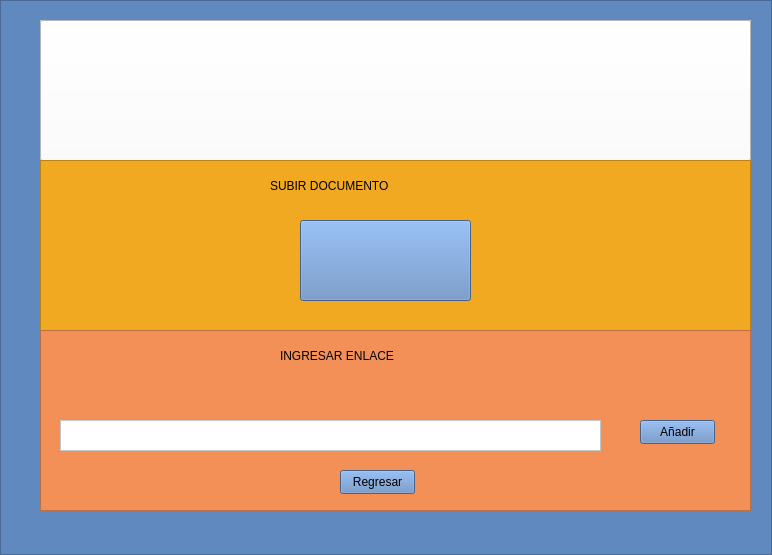
Qt form AulaVirtual/Pestañas.ui (micaelCZ/AulaVirtual_VersionFinal) before a commit.
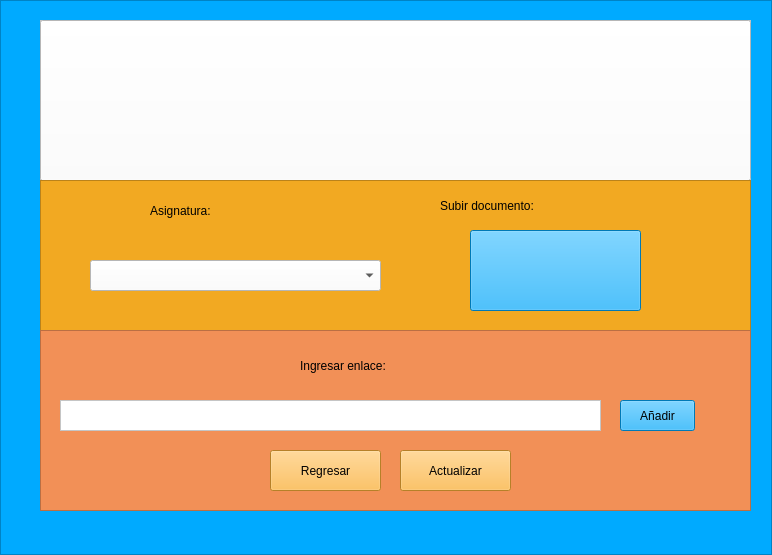
The same form after that commit. Icons and pictures are not drawn.

```diff
--- a/AulaVirtual/Pestañas.ui
+++ b/AulaVirtual/Pestañas.ui
@@ -32,7 +32,7 @@
    <item>
     <widget class="QFrame" name="frame">
      <property name="styleSheet">
-      <string notr="true">background-color: rgb(96, 137, 191);</string>
+      <string notr="true">background-color: rgb(0, 170, 255);</string>
      </property>
      <property name="frameShape">
       <enum>QFrame::StyledPanel</enum>
@@ -64,7 +64,7 @@
          <x>0</x>
          <y>0</y>
          <width>711</width>
-         <height>141</height>
+         <height>161</height>
         </rect>
        </property>
        <property name="text">
@@ -85,9 +85,9 @@
        <property name="geometry">
         <rect>
          <x>0</x>
-         <y>140</y>
+         <y>160</y>
          <width>711</width>
-         <height>171</height>
+         <height>151</height>
         </rect>
        </property>
        <property name="styleSheet">
@@ -102,7 +102,7 @@
        <widget class="QLabel" name="label">
         <property name="geometry">
          <rect>
-          <x>230</x>
+          <x>400</x>
           <y>10</y>
           <width>231</width>
           <height>31</height>
@@ -113,20 +113,20 @@
 font: 700 18pt &quot;Segoe UI&quot;;</string>
         </property>
         <property name="text">
-         <string>SUBIR DOCUMENTO</string>
+         <string>Subir documento:</string>
         </property>
        </widget>
        <widget class="QPushButton" name="botonSubirDoc">
         <property name="geometry">
          <rect>
-          <x>260</x>
-          <y>60</y>
+          <x>430</x>
+          <y>50</y>
           <width>171</width>
           <height>81</height>
          </rect>
         </property>
         <property name="styleSheet">
-         <string notr="true">background-color: rgb(96, 137, 191);</string>
+         <string notr="true">background-color: rgb(0, 170, 255);</string>
         </property>
         <property name="text">
          <string/>
@@ -142,6 +142,35 @@
          </size>
         </property>
        </widget>
+       <widget class="QLabel" name="label_3">
+        <property name="geometry">
+         <rect>
+          <x>110</x>
+          <y>10</y>
+          <width>221</width>
+          <height>41</height>
+         </rect>
+        </property>
+        <property name="styleSheet">
+         <string notr="true">font: 700 18pt &quot;Segoe UI&quot;;</string>
+        </property>
+        <property name="text">
+         <string>Asignatura:</string>
+        </property>
+       </widget>
+       <widget class="QComboBox" name="asignaturaArchivosEnlaces">
+        <property name="geometry">
+         <rect>
+          <x>50</x>
+          <y>80</y>
+          <width>291</width>
+          <height>31</height>
+         </rect>
+        </property>
+        <property name="styleSheet">
+         <string notr="true">background-color: rgb(255, 255, 255);</string>
+        </property>
+       </widget>
       </widget>
       <widget class="QFrame" name="m">
        <property name="geometry">
@@ -164,8 +193,8 @@
        <widget class="QLabel" name="label_2">
         <property name="geometry">
          <rect>
-          <x>240</x>
-          <y>10</y>
+          <x>260</x>
+          <y>20</y>
           <width>221</width>
           <height>31</height>
          </rect>
@@ -174,14 +203,14 @@
          <string notr="true">font: 700 18pt &quot;Segoe UI&quot;;</string>
         </property>
         <property name="text">
-         <string>INGRESAR ENLACE</string>
+         <string>Ingresar enlace:</string>
         </property>
        </widget>
        <widget class="QTextEdit" name="ingresarEnlace">
         <property name="geometry">
          <rect>
           <x>20</x>
-          <y>90</y>
+          <y>70</y>
           <width>541</width>
           <height>31</height>
          </rect>
@@ -194,15 +223,15 @@
        <widget class="QPushButton" name="botonRegresarPes">
         <property name="geometry">
          <rect>
-          <x>300</x>
-          <y>140</y>
-          <width>75</width>
-          <height>24</height>
+          <x>230</x>
+          <y>120</y>
+          <width>111</width>
+          <height>41</height>
          </rect>
         </property>
         <property name="styleSheet">
          <string notr="true">font: 700 9pt &quot;Segoe UI&quot;;
-background-color: rgb(96, 137, 191);</string>
+background-color: rgb(255, 179, 56);</string>
         </property>
         <property name="text">
          <string>Regresar</string>
@@ -211,20 +240,37 @@
        <widget class="QPushButton" name="botonGuardarEnlace">
         <property name="geometry">
          <rect>
-          <x>600</x>
-          <y>90</y>
+          <x>580</x>
+          <y>70</y>
           <width>75</width>
-          <height>24</height>
+          <height>31</height>
          </rect>
         </property>
         <property name="styleSheet">
          <string notr="true">font: 700 9pt &quot;Segoe UI&quot;;
-background-color: rgb(96, 137, 191);</string>
+background-color: rgb(0, 170, 255);</string>
         </property>
         <property name="text">
          <string>Añadir</string>
         </property>
        </widget>
+       <widget class="QPushButton" name="actualizarArchivos">
+        <property name="geometry">
+         <rect>
+          <x>360</x>
+          <y>120</y>
+          <width>111</width>
+          <height>41</height>
+         </rect>
+        </property>
+        <property name="styleSheet">
+         <string notr="true">font: 700 9pt &quot;Segoe UI&quot;;
+background-color: rgb(255, 179, 56);</string>
+        </property>
+        <property name="text">
+         <string>Actualizar</string>
+        </property>
+       </widget>
       </widget>
      </widget>
     </widget>
```
